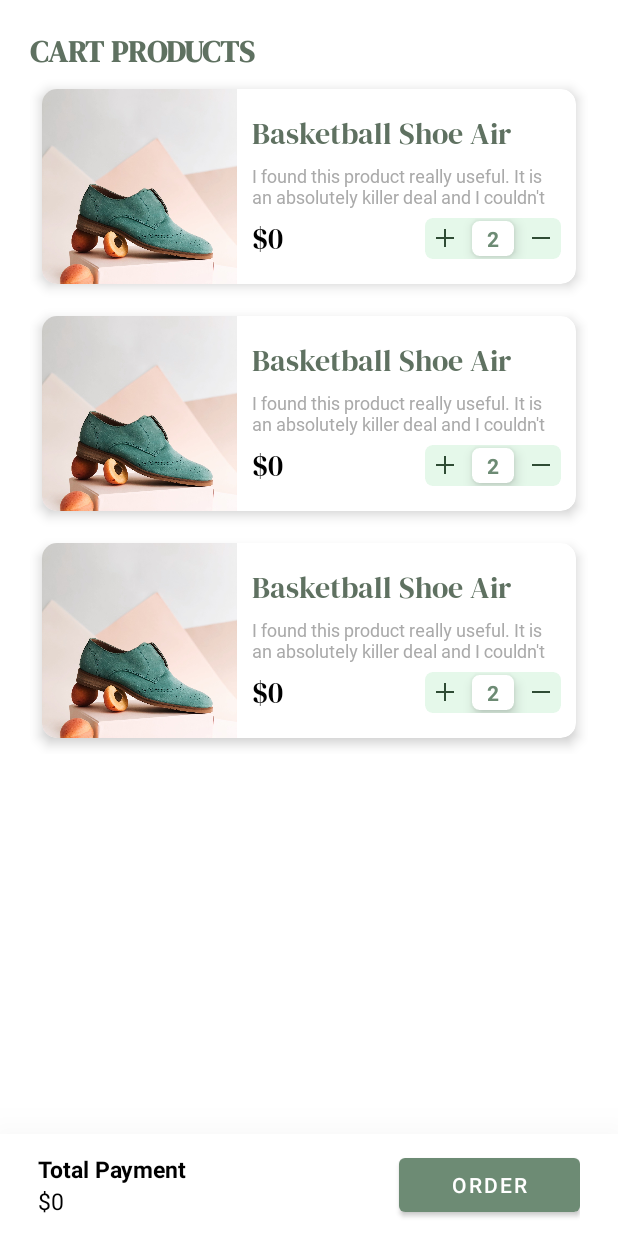
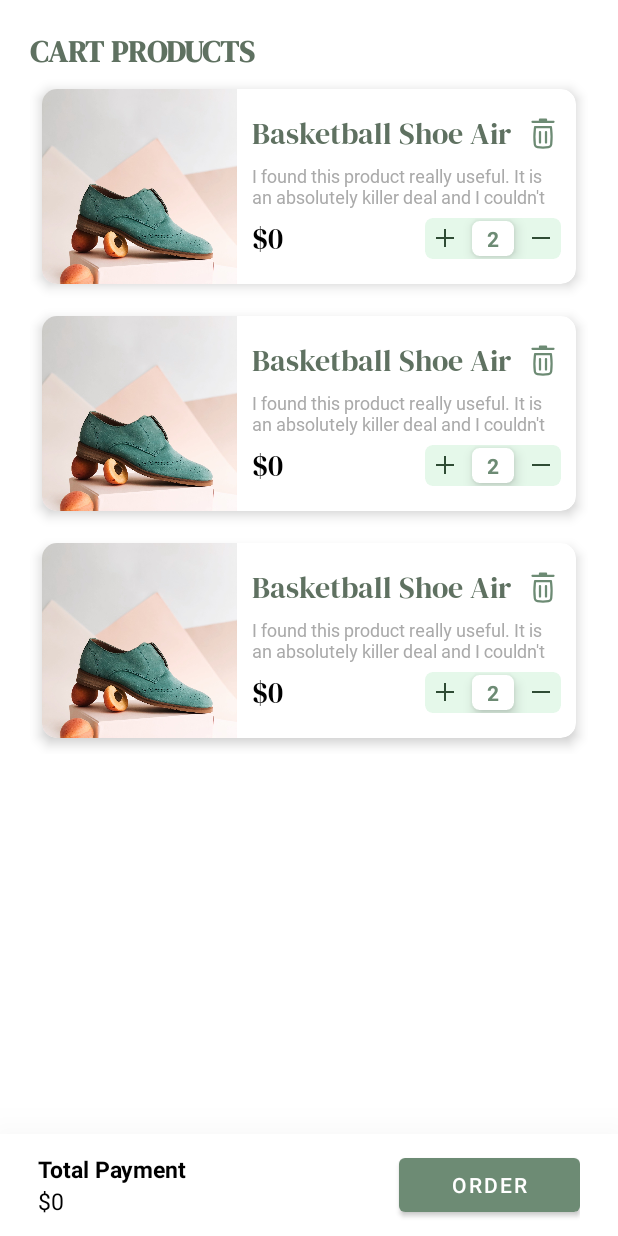
Before and after one commit to SaqibAMA/sail, an Android app: the layout fragment_cart.xml on its own in the app's theme, with its tools: preview values and no code run, on a phone screen of 412 x 824 dp. Run offline under Robolectric (Android 15) with nearby library versions, the phone set to English and light mode, and no system bars.

Commit message:
Added remove cart item functionality

```diff
--- a/sail-app/app/src/main/java/com/functrco/sail/MainActivity.kt
+++ b/sail-app/app/src/main/java/com/functrco/sail/MainActivity.kt
@@ -47,7 +47,7 @@ class MainActivity : AppCompatActivity() {
     private fun navigateToCartPage() {
         if (goToCartPage) {
             val action = HomeFragmentDirections.actionHomeFragmentToCartFragment()
-            navController.navigate(action)
+            navController.navigate(R.id.action_homeFragment_to_cartFragment)
         } else {
             Log.d(TAG, "do not go to cart page")
         }
@@ -56,7 +56,6 @@ class MainActivity : AppCompatActivity() {
 
     companion object {
         private val TAG = MainActivity::class.java.name
-        const val CART_FRAGMENT_TAG = "cart_fragment"
     }
 
 }
--- a/sail-app/app/src/main/java/com/functrco/sail/adaptors/CartAdaptor.kt
+++ b/sail-app/app/src/main/java/com/functrco/sail/adaptors/CartAdaptor.kt
@@ -14,6 +14,8 @@ class CartAdaptor(): RecyclerView.Adapter<CartAdaptor.ViewHolder>() {
     var carts: MutableList<CartItemModel> = mutableListOf()
     var onPlusClick: ((CartItemModel) -> Unit)? = null
     var onMinusClick: ((CartItemModel) -> Unit)? = null
+    var onDeleteItemClick: ((CartItemModel, Int) -> Unit)? = null
+
 
     inner class ViewHolder(private val binding: ItemCartProductBinding) : RecyclerView.ViewHolder(binding.root){
         fun bind(cartItem: CartItemModel){
@@ -37,6 +39,10 @@ class CartAdaptor(): RecyclerView.Adapter<CartAdaptor.ViewHolder>() {
             binding.minusTextView.setOnClickListener{
                 onMinusClick?.invoke(carts[adapterPosition])
             }
+
+            binding.productDeleteButton.setOnClickListener {
+                onDeleteItemClick?.invoke(carts[adapterPosition], adapterPosition)
+            }
         }
     }
 
--- a/sail-app/app/src/main/java/com/functrco/sail/firebase/repository/CartRepository.kt
+++ b/sail-app/app/src/main/java/com/functrco/sail/firebase/repository/CartRepository.kt
@@ -91,6 +91,12 @@ class CartRepository {
         dbReference.child(userId).setValue(null).await()
     }
 
+    suspend fun delete(userId: String, cartItemId: String) {
+        Log.d(TAG, "User: $userId :: CartItem: $cartItemId")
+        dbReference.child(userId).child(cartItemId).setValue(null).await()
+
+    }
+
     companion object {
         private val TAG = CartRepository::class.java.name
         private val dbReference =
--- a/sail-app/app/src/main/java/com/functrco/sail/utils/Util.kt
+++ b/sail-app/app/src/main/java/com/functrco/sail/utils/Util.kt
@@ -34,9 +34,9 @@ object Util {
     }
 
     // calculate total payment of a cart
-    fun calculateTotalPayment(cart: CartModel): Float {
+    fun calculateTotalPayment(cartItems: MutableList<CartItemModel>): Float {
         var totalPayment = 0F
-        cart.cartItems?.forEach {cartItem ->
+        cartItems.forEach { cartItem ->
             cartItem.product?.let { product ->
                 totalPayment += product.price!! * cartItem.quantity
             }
--- /dev/null
+++ b/sail-app/app/src/main/res/drawable/ic_delete.xml
@@ -0,0 +1,19 @@
+<vector xmlns:android="http://schemas.android.com/apk/res/android"
+    android:width="24dp"
+    android:height="24dp"
+    android:viewportWidth="24"
+    android:viewportHeight="24">
+  <path
+      android:pathData="M10,2.25C9.5858,2.25 9.25,2.5858 9.25,3V3.75H5C4.5858,3.75 4.25,4.0858 4.25,4.5C4.25,4.9142 4.5858,5.25 5,5.25H19C19.4142,5.25 19.75,4.9142 19.75,4.5C19.75,4.0858 19.4142,3.75 19,3.75H14.75V3C14.75,2.5858 14.4142,2.25 14,2.25H10Z"
+      android:fillColor="#000000"/>
+  <path
+      android:pathData="M10,10.65C10.4142,10.65 10.75,10.9858 10.75,11.4L10.75,18.4C10.75,18.8142 10.4142,19.15 10,19.15C9.5858,19.15 9.25,18.8142 9.25,18.4L9.25,11.4C9.25,10.9858 9.5858,10.65 10,10.65Z"
+      android:fillColor="#000000"/>
+  <path
+      android:pathData="M14.75,11.4C14.75,10.9858 14.4142,10.65 14,10.65C13.5858,10.65 13.25,10.9858 13.25,11.4V18.4C13.25,18.8142 13.5858,19.15 14,19.15C14.4142,19.15 14.75,18.8142 14.75,18.4V11.4Z"
+      android:fillColor="#000000"/>
+  <path
+      android:pathData="M5.9914,7.9172C6.0336,7.5374 6.3547,7.25 6.7368,7.25H17.2632C17.6453,7.25 17.9664,7.5374 18.0086,7.9172L18.2087,9.7185C18.5715,12.9838 18.5715,16.2793 18.2087,19.5446L18.189,19.722C18.045,21.0181 17.0404,22.0517 15.7489,22.2325C13.2618,22.5807 10.7382,22.5807 8.2511,22.2325C6.9595,22.0517 5.955,21.0181 5.811,19.722L5.7913,19.5446C5.4285,16.2793 5.4285,12.9838 5.7913,9.7185L5.9914,7.9172ZM7.4081,8.75L7.2821,9.8842C6.9315,13.0394 6.9315,16.2238 7.2821,19.379L7.3018,19.5563C7.3701,20.171 7.8465,20.6612 8.4591,20.747C10.8082,21.0758 13.1918,21.0758 15.5409,20.747C16.1535,20.6612 16.6299,20.171 16.6982,19.5563L16.7179,19.379C17.0685,16.2238 17.0685,13.0394 16.7179,9.8842L16.5919,8.75H7.4081Z"
+      android:fillColor="#000000"
+      android:fillType="evenOdd"/>
+</vector>
--- a/sail-app/app/src/main/res/layout/item_cart_product.xml
+++ b/sail-app/app/src/main/res/layout/item_cart_product.xml
@@ -37,6 +37,10 @@
                 android:layout_height="wrap_content"
                 android:orientation="vertical">
 
+                <RelativeLayout
+                    android:layout_width="match_parent"
+                    android:layout_height="wrap_content">
+
                     <TextView
                         android:id="@+id/productTitleTextView"
                         android:layout_width="wrap_content"
@@ -45,7 +49,24 @@
                         android:lines="1"
                         android:text="@string/default_product_title"
                         android:textColor="@color/axolotl_200"
-                    android:textSize="@dimen/h4" />
+                        android:textSize="@dimen/h4"
+                        android:layout_alignParentStart="true"
+                        android:layout_centerVertical="true"
+                        tools:ignore="RelativeOverlap" />
+
+
+                    <ImageButton
+                        android:id="@+id/productDeleteButton"
+                        android:layout_width="24dp"
+                        android:layout_height="24dp"
+                        android:layout_alignParentEnd="true"
+                        android:layout_centerVertical="true"
+                        android:background="@drawable/ic_delete"
+                        android:backgroundTint="@color/axolotl_100"
+                        android:contentDescription="@string/app_name"
+                        tools:ignore="TouchTargetSizeCheck" />
+
+                </RelativeLayout>
 
                 <TextView
                     android:id="@+id/productDescriptionTextView"
@@ -56,7 +77,8 @@
                     android:lines="2"
                     android:text="@string/default_review"
                     android:textColor="@android:color/darker_gray"
-                    android:textSize="@dimen/caption" />
+                    android:textSize="@dimen/caption"
+                    tools:ignore="TextContrastCheck" />
 
             </LinearLayout>
 
@@ -88,7 +110,7 @@
                     app:cardCornerRadius="5dp"
                     app:cardElevation="0dp"
                     app:cardBackgroundColor="@color/axolotl_10"
-                    >
+                    tools:ignore="RelativeOverlap">
 
                     <LinearLayout
                         android:layout_width="wrap_content"
```
Also changed, not shown: sail-app/app/src/main/java/com/functrco/sail/screens/main/CartFragment.kt (+18 -10 lines), sail-app/app/src/main/java/com/functrco/sail/viewModels/CartViewModel.kt (+1 -8 lines), sail-app/app/src/main/res/navigation/nav_bottom.xml (+18 -4 lines). Lines whose indentation alone changed are shown as unchanged.
